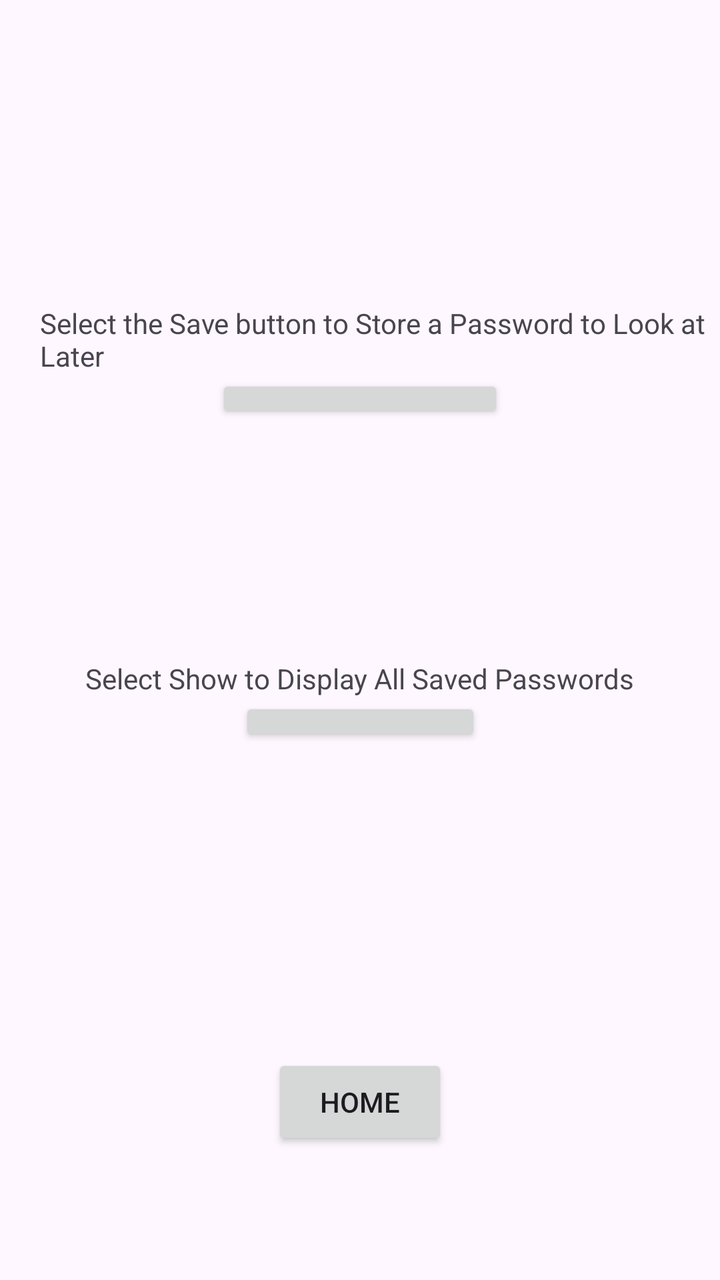
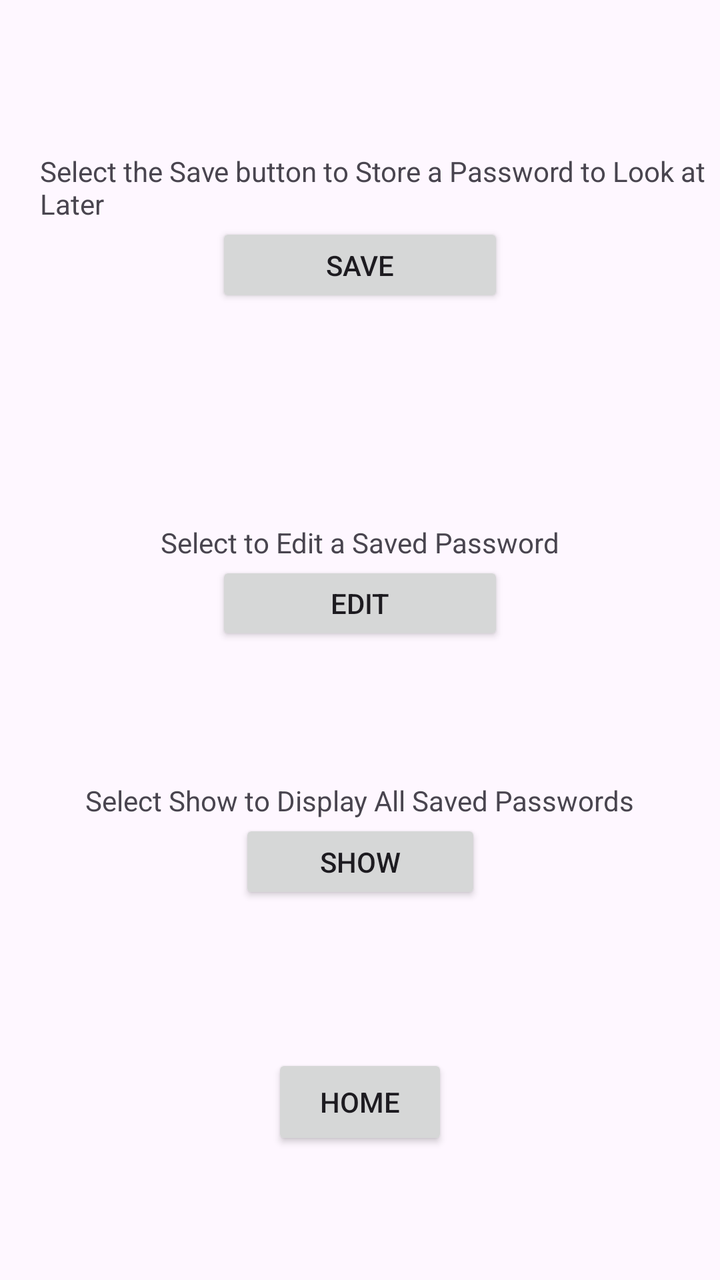

Compare the two renders of this Android layout. The source of the first and the diff that turns it into the second are given below.
<!-- AndroidManifest.xml: application theme Theme.AppInterface1 -->
<!-- res/layout/activity_choice_screen.xml -->
<?xml version="1.0" encoding="utf-8"?>
<androidx.constraintlayout.widget.ConstraintLayout xmlns:android="http://schemas.android.com/apk/res/android"
    xmlns:app="http://schemas.android.com/apk/res-auto"
    xmlns:tools="http://schemas.android.com/tools"
    android:id="@+id/main"
    android:layout_width="match_parent"
    android:layout_height="match_parent"
    tools:context=".choiceScreen">

    <Button
        android:id="@+id/button"
        android:layout_width="144dp"
        android:layout_height="0dp"
        android:layout_marginBottom="118dp"
        android:onClick="selectOptions"
        android:text="Save"
        app:layout_constraintBottom_toTopOf="@+id/textView9"
        app:layout_constraintEnd_toEndOf="parent"
        app:layout_constraintStart_toStartOf="parent"
        app:layout_constraintTop_toBottomOf="@+id/textView" />

    <Button
        android:id="@+id/button7"
        android:layout_width="121dp"
        android:layout_height="0dp"
        android:layout_marginBottom="154dp"
        android:onClick="selectOptions"
        android:text="Show"
        app:layout_constraintBottom_toTopOf="@+id/button8"
        app:layout_constraintEnd_toEndOf="parent"
        app:layout_constraintStart_toStartOf="parent"
        app:layout_constraintTop_toBottomOf="@+id/textView9" />

    <Button
        android:id="@+id/button8"
        android:layout_width="wrap_content"
        android:layout_height="wrap_content"
        android:layout_marginBottom="65dp"
        android:onClick="homeScreen"
        android:text="Home"
        app:layout_constraintBottom_toBottomOf="parent"
        app:layout_constraintEnd_toEndOf="parent"
        app:layout_constraintStart_toStartOf="parent"
        app:layout_constraintTop_toBottomOf="@+id/button7" />

    <TextView
        android:id="@+id/textView"
        android:layout_width="wrap_content"
        android:layout_height="wrap_content"
        android:layout_marginStart="20dp"
        android:layout_marginTop="152dp"
        android:text="Select the Save button to Store a Password to Look at Later"
        app:layout_constraintBottom_toTopOf="@+id/button"
        app:layout_constraintStart_toStartOf="parent"
        app:layout_constraintTop_toTopOf="parent" />

    <TextView
        android:id="@+id/textView9"
        android:layout_width="wrap_content"
        android:layout_height="wrap_content"
        android:text="Select Show to Display All Saved Passwords"
        app:layout_constraintBottom_toTopOf="@+id/button7"
        app:layout_constraintEnd_toEndOf="parent"
        app:layout_constraintStart_toStartOf="parent"
        app:layout_constraintTop_toBottomOf="@+id/button" />
</androidx.constraintlayout.widget.ConstraintLayout>
<!-- resources referenced by this layout -->
<resources>
  <style name="Theme.AppInterface1" parent="Base.Theme.AppInterface1" />
  <style name="Base.Theme.AppInterface1" parent="Theme.Material3.DayNight.NoActionBar">
          
          
      </style>
</resources>

<!-- the commit's change to res/layout/activity_choice_screen.xml (unified diff, before → after) -->
@@ -8,12 +8,35 @@
     tools:context=".choiceScreen">
 
     <Button
-        android:id="@+id/button"
+        android:id="@+id/button12"
         android:layout_width="144dp"
         android:layout_height="0dp"
-        android:layout_marginBottom="118dp"
+        android:layout_marginBottom="108dp"
         android:onClick="selectOptions"
         android:text="Save"
+        app:layout_constraintBottom_toTopOf="@+id/textView"
+        app:layout_constraintEnd_toEndOf="parent"
+        app:layout_constraintStart_toStartOf="parent"
+        app:layout_constraintTop_toBottomOf="@+id/textView10" />
+
+    <TextView
+        android:id="@+id/textView10"
+        android:layout_width="wrap_content"
+        android:layout_height="wrap_content"
+        android:layout_marginStart="20dp"
+        android:layout_marginTop="76dp"
+        android:text="Select the Save button to Store a Password to Look at Later"
+        app:layout_constraintBottom_toTopOf="@+id/button12"
+        app:layout_constraintStart_toStartOf="parent"
+        app:layout_constraintTop_toTopOf="parent" />
+
+    <Button
+        android:id="@+id/buttonE"
+        android:layout_width="144dp"
+        android:layout_height="0dp"
+        android:layout_marginBottom="68dp"
+        android:onClick="selectOptions"
+        android:text="Edit"
         app:layout_constraintBottom_toTopOf="@+id/textView9"
         app:layout_constraintEnd_toEndOf="parent"
         app:layout_constraintStart_toStartOf="parent"
@@ -23,7 +46,7 @@
         android:id="@+id/button7"
         android:layout_width="121dp"
         android:layout_height="0dp"
-        android:layout_marginBottom="154dp"
+        android:layout_marginBottom="75dp"
         android:onClick="selectOptions"
         android:text="Show"
         app:layout_constraintBottom_toTopOf="@+id/button8"
@@ -47,12 +70,11 @@
         android:id="@+id/textView"
         android:layout_width="wrap_content"
         android:layout_height="wrap_content"
-        android:layout_marginStart="20dp"
-        android:layout_marginTop="152dp"
-        android:text="Select the Save button to Store a Password to Look at Later"
-        app:layout_constraintBottom_toTopOf="@+id/button"
+        android:text="Select to Edit a Saved Password"
+        app:layout_constraintBottom_toTopOf="@+id/buttonE"
+        app:layout_constraintEnd_toEndOf="parent"
         app:layout_constraintStart_toStartOf="parent"
-        app:layout_constraintTop_toTopOf="parent" />
+        app:layout_constraintTop_toBottomOf="@+id/button12" />
 
     <TextView
         android:id="@+id/textView9"
@@ -62,5 +84,5 @@
         app:layout_constraintBottom_toTopOf="@+id/button7"
         app:layout_constraintEnd_toEndOf="parent"
         app:layout_constraintStart_toStartOf="parent"
-        app:layout_constraintTop_toBottomOf="@+id/button" />
+        app:layout_constraintTop_toBottomOf="@+id/buttonE" />
 </androidx.constraintlayout.widget.ConstraintLayout>
